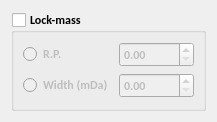
qtplatz/qtplatz, file src/libs/adwidgets/mstoleranceform.ui: the form before one commit.
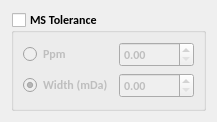
The form after the commit.

Commit message: Lock mass method/form added

The edit to the form file:
```diff
--- a/src/libs/adwidgets/mstoleranceform.ui
+++ b/src/libs/adwidgets/mstoleranceform.ui
@@ -26,7 +26,7 @@
         </font>
        </property>
        <property name="title">
-        <string>Lock-mass</string>
+        <string>MS Tolerance</string>
        </property>
        <property name="checkable">
         <bool>true</bool>
@@ -40,7 +40,7 @@
           <item row="0" column="0">
            <widget class="QRadioButton" name="radioButtonRP_2">
             <property name="text">
-             <string>R.P.</string>
+             <string>Ppm</string>
             </property>
            </widget>
           </item>
@@ -49,6 +49,9 @@
             <property name="text">
              <string>Width (mDa)</string>
             </property>
+            <property name="checked">
+             <bool>true</bool>
+            </property>
            </widget>
           </item>
           <item row="1" column="1">
@@ -59,19 +62,6 @@
           </item>
          </layout>
         </item>
-        <item row="1" column="0">
-         <spacer name="verticalSpacer_2">
-          <property name="orientation">
-           <enum>Qt::Vertical</enum>
-          </property>
-          <property name="sizeHint" stdset="0">
-           <size>
-            <width>20</width>
-            <height>40</height>
-           </size>
-          </property>
-         </spacer>
-        </item>
        </layout>
       </widget>
      </item>
```
Left out of the diff: 18 changed lines with no effect on the pictures. The commit also changes 19 other files.
